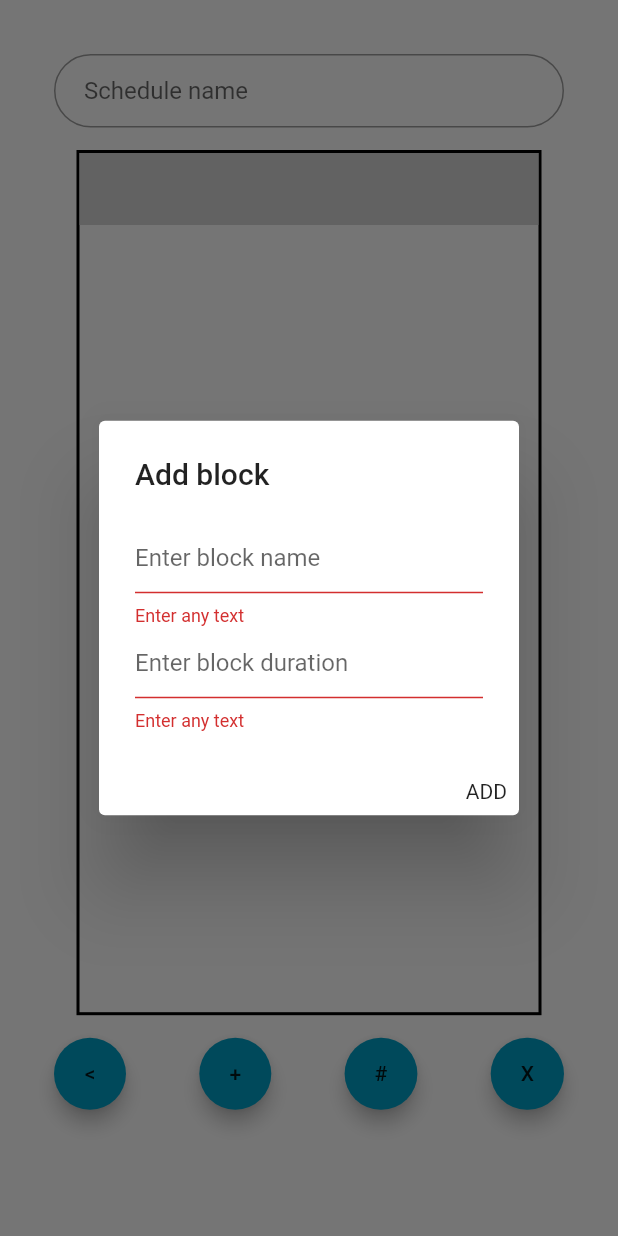
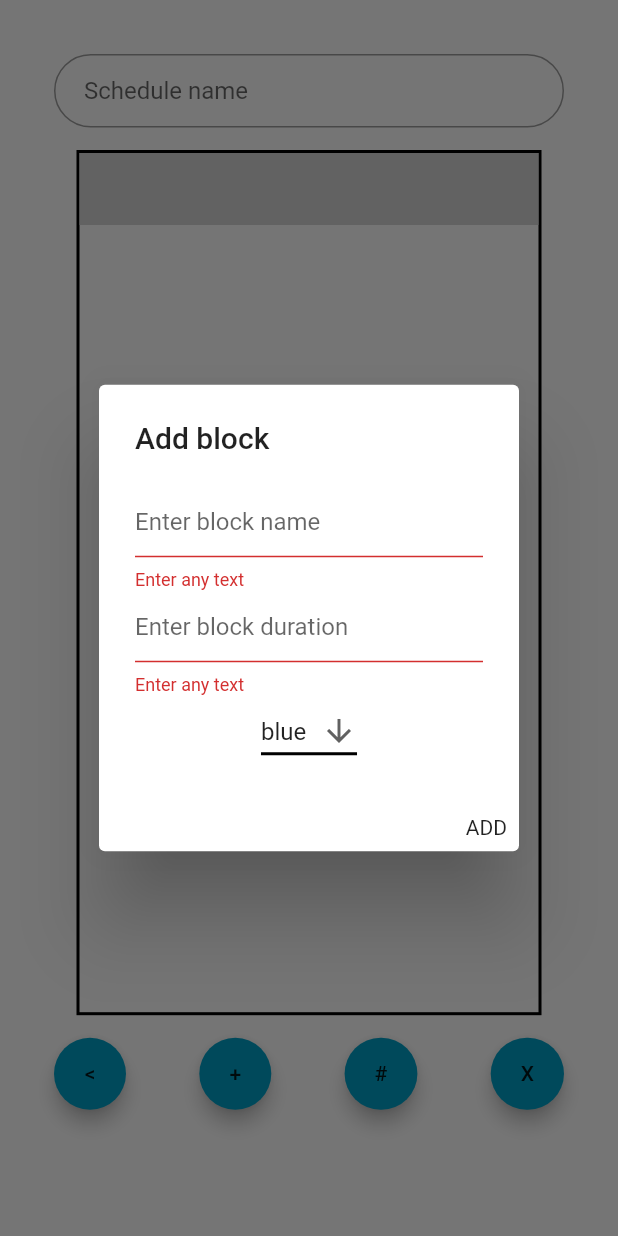
Before and after one commit to Michael-12211/Schedu-block, a Flutter app: the DailyView screen opened directly with empty values, item 2 of the bottom bar chosen, after a tap on "ADD", on a phone screen of 412 x 824 dp. Run offline on Flutter 3.47's test engine with Material 2 defaults, Android fonts, the light colour scheme and no system bars; our stand-ins replace firebase_auth, firebase_core, firebase_database, rflutter_alert; missing offline and left inert: spannable_grid; accounts and stored records are empty.

Commit message:
user can now set the color of newly added blocks.

```diff
--- a/lib/dailyview.dart
+++ b/lib/dailyview.dart
@@ -354,6 +354,8 @@ class _DayState extends State<DailyView> {
   final TextEditingController _durationController = TextEditingController();
   final GlobalKey<FormState> _formKey = GlobalKey<FormState>();
 
+  String dVal = 'blue';
+
   Future<void> addBlockPopup(BuildContext context) async {
     return await showDialog(
         context: context,
@@ -378,6 +380,28 @@ class _DayState extends State<DailyView> {
                         return value.isNotEmpty ? null : "Enter any text";
                       },
                       decoration: InputDecoration(hintText: "Enter block duration"),
+                    ),
+                    DropdownButton<String>(
+                      value: dVal,
+                        icon: Icon(Icons.arrow_downward),
+                        iconSize: 24,
+                        elevation: 16,
+                        underline: Container(
+                          height: 2,
+                          color: Colors.black
+                        ),
+                        onChanged: (String newValue) {
+                          setState(() {
+                            dVal = newValue;
+                          });
+                        },
+                        items: <String>['blue', 'grey', 'red', 'green']
+                        .map<DropdownMenuItem<String>>((String value) {
+                          return DropdownMenuItem<String>(
+                              value: value,
+                              child: Text(value)
+                          );
+                        }).toList()
                     )
                   ],
                 )
@@ -388,7 +412,7 @@ class _DayState extends State<DailyView> {
                   child: Text("ADD"),
                   onTap: () {
                     if (_formKey.currentState.validate()) {
-                      addBlock(_nameController.text, int.parse(_durationController.text));
+                      addBlock(_nameController.text, int.parse(_durationController.text), dVal);
                       Navigator.of(context).pop();
                     }
                   },
@@ -400,7 +424,7 @@ class _DayState extends State<DailyView> {
     );
   }
 
-  addBlock(String name, int dur) {
+  addBlock(String name, int dur, String col) {
     print ("the block is " + name);
 
     database.once().then((DataSnapshot snapshot) {
@@ -444,7 +468,7 @@ class _DayState extends State<DailyView> {
 
       var currChi = database.child('users').child(user).child('schedules').child(index).child('nodes').child(id);
 
-      currChi.child("colour").set("blue");
+      currChi.child("colour").set(col);
       currChi.child("duration").set(dur);
       currChi.child("id").set(id);
       currChi.child("name").set(name);
```
